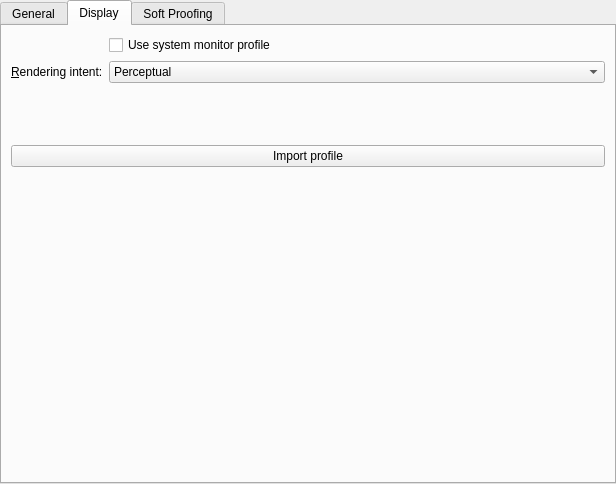
Above: libs/ui/forms/wdgcolorsettings.ui from KDE/krita before the change. Below: the same form after it.
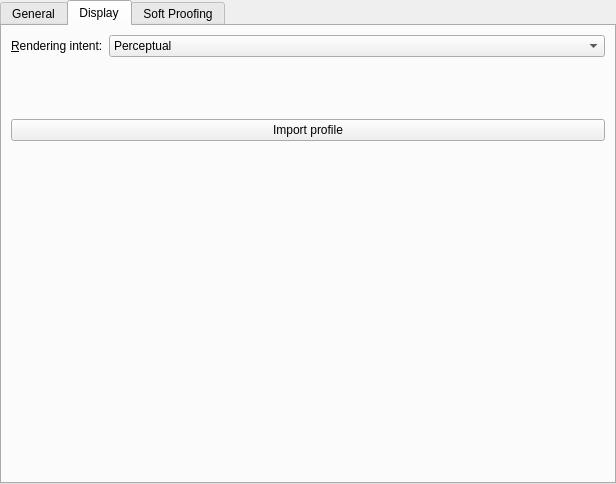
That is the form after the change. The open tabs and pages were chosen to show the change. Custom widgets are drawn as their Qt base class.

Commit message: Remove use system monitor profile checkbox

```diff
--- a/libs/ui/forms/wdgcolorsettings.ui
+++ b/libs/ui/forms/wdgcolorsettings.ui
@@ -172,17 +172,7 @@
        <string>Display</string>
       </attribute>
       <layout class="QFormLayout" name="formLayout_3">
-       <item row="0" column="1">
-        <widget class="QCheckBox" name="chkUseSystemMonitorProfile">
-         <property name="text">
-          <string>Use system monitor profile</string>
-         </property>
-         <property name="checked">
-          <bool>false</bool>
-         </property>
-        </widget>
-       </item>
-       <item row="1" column="0">
+       <item row="0" column="0">
         <widget class="QLabel" name="lblRenderingIntent">
          <property name="toolTip">
           <string>The icm profile for your calibrated monitor</string>
@@ -195,7 +185,7 @@
          </property>
         </widget>
        </item>
-       <item row="1" column="1">
+       <item row="0" column="1">
         <widget class="KComboBox" name="cmbMonitorIntent">
          <property name="sizePolicy">
           <sizepolicy hsizetype="Expanding" vsizetype="Fixed">
@@ -225,7 +215,7 @@
          </item>
         </widget>
        </item>
-       <item row="2" column="0" colspan="2">
+       <item row="1" column="0" colspan="2">
         <widget class="QWidget" name="monitorprofileholder" native="true">
          <property name="minimumSize">
           <size>
@@ -235,7 +225,7 @@
          </property>
         </widget>
        </item>
-       <item row="3" column="0" colspan="2">
+       <item row="2" column="0" colspan="2">
         <widget class="QPushButton" name="bnAddColorProfile">
          <property name="sizePolicy">
           <sizepolicy hsizetype="Expanding" vsizetype="Fixed">
@@ -248,7 +238,7 @@
          </property>
         </widget>
        </item>
-       <item row="4" column="0" colspan="2">
+       <item row="3" column="0" colspan="2">
         <spacer name="verticalSpacer_2">
          <property name="orientation">
           <enum>Qt::Orientation::Vertical</enum>
```
The commit also changes 1 other file.
